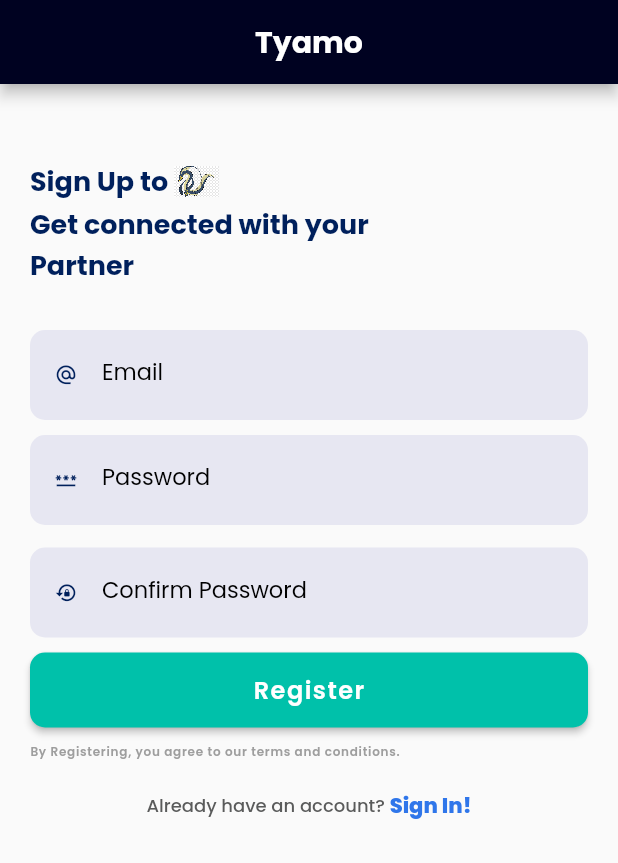
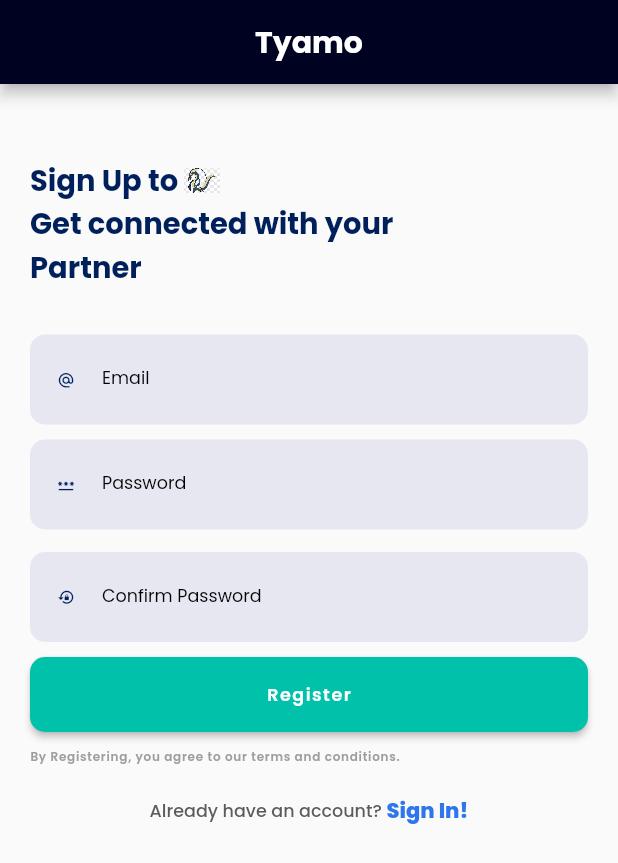
Before and after one commit to rehankhan132/tyamo, a Flutter app: the screen it shows after launch, after a tap on "Sign Up!", after a tap on "Register", on a phone screen of 412 x 824 dp. Shown: the top 863 px of the screen. Run offline on Flutter 3.47's test engine with Material 2 defaults, Android fonts, the light colour scheme and no system bars; drawn by our look-alikes of rounded_loading_button; our stand-ins replace circular_profile_avatar, getwidget, google_fonts, page_transition, responsive_sizer.

Commit message:
Responsiveness Commit 02

```diff
--- a/lib/Views/Auth/forgot_password.dart
+++ b/lib/Views/Auth/forgot_password.dart
@@ -1,5 +1,6 @@
 import 'package:flutter/material.dart';
 import 'package:google_fonts/google_fonts.dart';
+import 'package:responsive_sizer/responsive_sizer.dart';
 import 'package:rounded_loading_button/rounded_loading_button.dart';
 import 'package:tyamo/Views/Widgets/Auth/Auth_Text_Field.dart';
 import 'package:tyamo/Views/Widgets/Auth/Auth_heading.dart';
@@ -20,6 +21,7 @@ class ForgotPassword extends StatelessWidget {
         centerTitle: true,
       ),
       body: Container(
+        child: SingleChildScrollView(
           child: Padding(
             padding: const EdgeInsets.symmetric(horizontal: 40),
             child: Column(
@@ -28,11 +30,12 @@ class ForgotPassword extends StatelessWidget {
                   height: 20,
                 ),
                 AuthHeading(
-                  fontSize: 15,
                   logo: "assets/images/logo.png",
-                  logoSize: 30,
-                  mainText: "Forgot your Password ?",
-                  subText: ""),
+                  mainText: "Forgot your Password? ",
+                  subText: "",
+                  logoSize: 20.sp,
+                  fontSize: 18.sp,
+                ),
                 SizedBox(
                   height: 10,
                 ),
@@ -55,7 +58,7 @@ class ForgotPassword extends StatelessWidget {
                   height: 20,
                 ),
                 AuthTextField(
-                  size: 15,
+                    size: 14.sp,
                     icon: Icons.alternate_email,
                     keyboardType: TextInputType.emailAddress,
                     labelText: "Email",
@@ -63,7 +66,9 @@ class ForgotPassword extends StatelessWidget {
                 SizedBox(
                   height: 20,
                 ),
-              RoundedLoadingButton(
+                Hero(
+                  tag: "Auth",
+                  child: RoundedLoadingButton(
                       width: 2000,
                       borderRadius: 10,
                       color: Color(0xff00C1AA),
@@ -73,12 +78,14 @@ class ForgotPassword extends StatelessWidget {
                         "Send",
                         style: GoogleFonts.poppins(
                           color: Colors.white,
-                      fontSize: 16,
+                          fontSize: 14.sp,
                           fontWeight: FontWeight.w600,
                           letterSpacing: 2,
                         ),
-                  ))
+                      )),
+                )
               ],
+            ),
           ),
         ),
       ),
--- a/lib/Views/Auth/login.dart
+++ b/lib/Views/Auth/login.dart
@@ -3,6 +3,7 @@ import 'dart:async';
 import 'package:flutter/material.dart';
 import 'package:google_fonts/google_fonts.dart';
 import 'package:page_transition/page_transition.dart';
+import 'package:responsive_sizer/responsive_sizer.dart';
 import 'package:rounded_loading_button/rounded_loading_button.dart';
 import 'package:tyamo/Views/Auth/forgot_password.dart';
 import 'package:tyamo/Views/Auth/register.dart';
@@ -31,22 +32,23 @@ class Login extends StatelessWidget {
         backgroundColor: const Color(0xff000221),
         centerTitle: true,
       ),
-      body: Padding(
+      body: SingleChildScrollView(
+        child: Padding(
           padding: const EdgeInsets.all(40),
           child: Column(children: [
             AuthHeading(
               mainText: "Sign in to ",
               subText: "To connect with \nyour partner",
               logo: "assets/images/tyamo.png",
-            logoSize: 30,
-            fontSize: 18,
+              logoSize: 20.sp,
+              fontSize: 18.sp,
             ),
             const SizedBox(
               height: 20,
             ),
             // Email
             AuthTextField(
-              size: 15,
+                size: 14.sp,
                 icon: Icons.alternate_email,
                 keyboardType: TextInputType.emailAddress,
                 labelText: "Email",
@@ -56,7 +58,7 @@ class Login extends StatelessWidget {
             ),
             // Password
             AuthTextField(
-              size: 15,
+                size: 14.sp,
                 icon: Icons.password,
                 keyboardType: TextInputType.text,
                 labelText: "Password",
@@ -65,14 +67,16 @@ class Login extends StatelessWidget {
             const SizedBox(
               height: 20,
             ),
-          RoundedLoadingButton(
+            Hero(
+              tag: "Auth",
+              child: RoundedLoadingButton(
                 width: 2000,
                 borderRadius: 10,
-            color: Color(0xff00C1AA),
+                color: const Color(0xff00C1AA),
                 controller: _loginBtnController,
                 onPressed: (() {
                   // print("The Button was Pressed.");
-              Timer(Duration(seconds: 3), () {
+                  Timer(const Duration(seconds: 3), () {
                     _loginBtnController.success();
                     Navigator.push(
                       context,
@@ -88,11 +92,12 @@ class Login extends StatelessWidget {
                   style: GoogleFonts.poppins(
                       color: Colors.white,
                       fontWeight: FontWeight.w600,
-                  fontSize: 16,
+                      fontSize: 14.sp,
                       letterSpacing: 1),
                 ),
               ),
-          SizedBox(
+            ),
+            const SizedBox(
               height: 20,
             ),
             GestureDetector(
@@ -100,7 +105,8 @@ class Login extends StatelessWidget {
                 Navigator.push(
                     context,
                     PageTransition(
-                      type: PageTransitionType.fade, child: ForgotPassword()));
+                        type: PageTransitionType.fade,
+                        child: ForgotPassword()));
               },
               child: Container(
                 alignment: Alignment.centerLeft,
@@ -109,13 +115,13 @@ class Login extends StatelessWidget {
                   style: GoogleFonts.poppins(
                     color: const Color(0xffC1272D),
                     fontWeight: FontWeight.normal,
-                  fontSize: 12,
+                    fontSize: 12.sp,
                     letterSpacing: 0.5,
                   ),
                 ),
               ),
             ),
-          SizedBox(
+            const SizedBox(
               height: 30,
             ),
             Row(
@@ -125,8 +131,8 @@ class Login extends StatelessWidget {
                   "Don't have an account? ",
                   style: GoogleFonts.poppins(
                     fontWeight: FontWeight.w500,
-                  fontSize: 12,
-                  color: Color(0xff5A5B5B),
+                    fontSize: 14.sp,
+                    color: const Color(0xff5A5B5B),
                   ),
                 ),
                 GestureDetector(
@@ -140,14 +146,15 @@ class Login extends StatelessWidget {
                     "Sign Up!",
                     style: GoogleFonts.poppins(
                         fontWeight: FontWeight.w800,
-                      fontSize: 14,
-                      color: Color(0xff2F76EA)),
+                        fontSize: 14.sp,
+                        color: const Color(0xff2F76EA)),
                   ),
                 ),
               ],
             )
           ]),
         ),
+      ),
     );
   }
 }
--- a/lib/Views/Auth/register.dart
+++ b/lib/Views/Auth/register.dart
@@ -1,10 +1,14 @@
+import 'dart:async';
+
 import 'package:flutter/material.dart';
 import 'package:google_fonts/google_fonts.dart';
 import 'package:page_transition/page_transition.dart';
+import 'package:responsive_sizer/responsive_sizer.dart';
 import 'package:rounded_loading_button/rounded_loading_button.dart';
 import 'package:tyamo/Views/Auth/login.dart';
 import 'package:tyamo/Views/Widgets/Auth/Auth_heading.dart';
 
+import '../Profile/profile_setup.dart';
 import '../Widgets/Auth/Auth_Text_Field.dart';
 
 class Register extends StatelessWidget {
@@ -26,22 +30,23 @@ class Register extends StatelessWidget {
         backgroundColor: const Color(0xff000221),
         centerTitle: true,
       ),
-      body: Padding(
+      body: SingleChildScrollView(
+        child: Padding(
           padding: const EdgeInsets.all(20),
           child: Column(children: [
             AuthHeading(
               mainText: "Sign Up to ",
               subText: "Get connected with your \nPartner",
               logo: "assets/images/tyamo.png",
-            logoSize: 30,
-            fontSize: 18,
+              logoSize: 20.sp,
+              fontSize: 18.sp,
             ),
             const SizedBox(
               height: 10,
             ),
             // Email
             AuthTextField(
-              size: 15,
+                size: 14.sp,
                 icon: Icons.alternate_email,
                 keyboardType: TextInputType.emailAddress,
                 labelText: "Email",
@@ -51,7 +56,7 @@ class Register extends StatelessWidget {
             ),
             // Password
             AuthTextField(
-              size: 15,
+                size: 14.sp,
                 icon: Icons.password,
                 keyboardType: TextInputType.text,
                 labelText: "Password",
@@ -61,7 +66,7 @@ class Register extends StatelessWidget {
             ),
             // Confirm Password
             AuthTextField(
-              size: 15,
+                size: 14.sp,
                 icon: Icons.lock_reset,
                 keyboardType: TextInputType.text,
                 labelText: "Confirm Password",
@@ -70,21 +75,34 @@ class Register extends StatelessWidget {
             const SizedBox(
               height: 10,
             ),
-          RoundedLoadingButton(
+            Hero(
+              tag: "Auth",
+              child: RoundedLoadingButton(
                 width: 2000,
                 borderRadius: 10,
                 color: Color(0xff00C1AA),
                 controller: _registerBtnController,
                 onPressed: (() {
                   // print("The Button was Pressed.");
+                  Timer(Duration(seconds: 3), () {
+                    _registerBtnController.success();
+                    Navigator.push(
+                      context,
+                      PageTransition(
+                        type: PageTransitionType.fade,
+                        child: ProfileSetup(),
+                      ),
+                    );
+                  });
                 }),
                 child: Text(
                   "Register",
                   style: GoogleFonts.poppins(
                       color: Colors.white,
                       fontWeight: FontWeight.w600,
-                  fontSize: 16,
+                      fontSize: 14.sp,
                       letterSpacing: 1),
+                ),
               ),
             ),
             SizedBox(
@@ -112,7 +130,7 @@ class Register extends StatelessWidget {
                   "Already have an account? ",
                   style: GoogleFonts.poppins(
                     fontWeight: FontWeight.w500,
-                  fontSize: 12,
+                    fontSize: 14.sp,
                     color: Color(0xff5A5B5B),
                   ),
                 ),
@@ -135,6 +153,7 @@ class Register extends StatelessWidget {
             )
           ]),
         ),
+      ),
     );
   }
 }
--- a/lib/Views/Profile/profile_setup.dart
+++ b/lib/Views/Profile/profile_setup.dart
@@ -170,6 +170,8 @@ class _ProfileSetupState extends State<ProfileSetup> {
             ),
             Container(
               width: 250,
+              child: Hero(
+                tag: "Auth",
                 child: RoundedLoadingButton(
                   width: 2000,
                   borderRadius: 10,
@@ -197,6 +199,7 @@ class _ProfileSetupState extends State<ProfileSetup> {
                   ),
                 ),
               ),
+            ),
           ],
         ),
       ),
--- a/lib/Views/Widgets/Auth/Auth_heading.dart
+++ b/lib/Views/Widgets/Auth/Auth_heading.dart
@@ -46,7 +46,7 @@ class AuthHeading extends StatelessWidget {
             Text(
               subText,
               style: GoogleFonts.poppins(
-                  fontSize: 18,
+                  fontSize: fontSize,
                   color: const Color(0xff00205C),
                   fontWeight: FontWeight.bold),
             ),
--- a/lib/main.dart
+++ b/lib/main.dart
@@ -1,4 +1,5 @@
 import 'package:flutter/material.dart';
+import 'package:responsive_sizer/responsive_sizer.dart';
 // import 'package:tyamo/Views/Invitation/accept_invite.dart';
 // import 'package:tyamo/Views/Invitation/invite_friend.dart';
 // import 'package:tyamo/Views/Profile/profile_setup.dart';
@@ -16,10 +17,14 @@ class Tyamo extends StatelessWidget {
   // This widget is the root of your application.
   @override
   Widget build(BuildContext context) {
-    return MaterialApp(
-      debugShowCheckedModeBanner: false,
-      title: 'Tyamo',
-      home: Login(),
+    return ResponsiveSizer(
+      builder: (context, orientation, screenType) {
+        return MaterialApp(
+          debugShowCheckedModeBanner: false,
+          title: 'Tyamo',
+          home: Login(),
+        );
+      },
     );
   }
 }
--- a/pubspec.yaml
+++ b/pubspec.yaml
@@ -40,6 +40,7 @@ dependencies:
   circular_profile_avatar: ^2.0.5
   getwidget: ^3.1.1
   page_transition: ^2.0.9
+  responsive_sizer: ^3.2.0
 
 dev_dependencies:
   flutter_test:
```
Also changed, not shown: pubspec.lock. Lines whose indentation alone changed are shown as unchanged.
